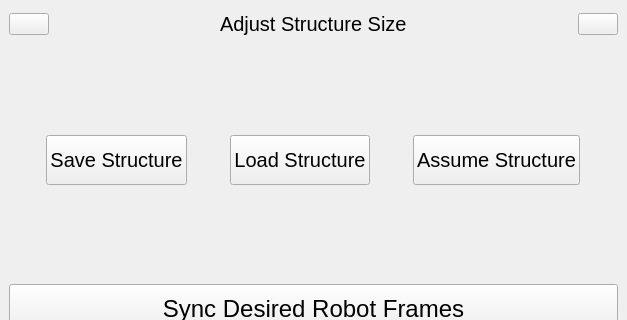
Old version of the form src/swarm_gui/resource/mainwindow.ui in the repository rpiRobotics/ARM-20-02-C-15-Swarm-Robotics; both pictures show x 0 to 627 and y 90 to 410 of the 627 by 829 pixel window.
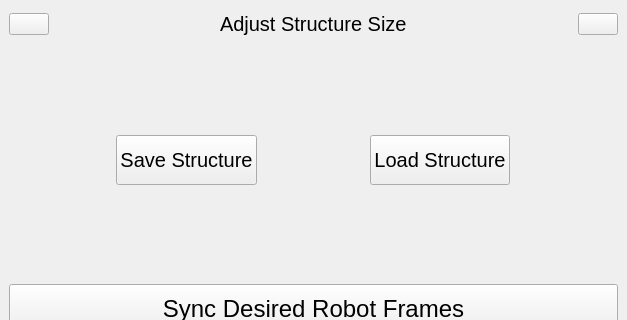
New version of the form.

Commit message: fixed gui, added in position changer, scaling and others

Diff of the .ui file:
```diff
--- a/src/swarm_gui/resource/mainwindow.ui
+++ b/src/swarm_gui/resource/mainwindow.ui
@@ -141,30 +141,6 @@
           </property>
          </widget>
         </item>
-        <item>
-         <widget class="QPushButton" name="Assumestructure">
-          <property name="sizePolicy">
-           <sizepolicy hsizetype="Maximum" vsizetype="Maximum">
-            <horstretch>0</horstretch>
-            <verstretch>0</verstretch>
-           </sizepolicy>
-          </property>
-          <property name="minimumSize">
-           <size>
-            <width>0</width>
-            <height>50</height>
-           </size>
-          </property>
-          <property name="font">
-           <font>
-            <pointsize>15</pointsize>
-           </font>
-          </property>
-          <property name="text">
-           <string>Assume Structure</string>
-          </property>
-         </widget>
-        </item>
        </layout>
       </item>
       <item>
```
The commit also changes 6 other files.
